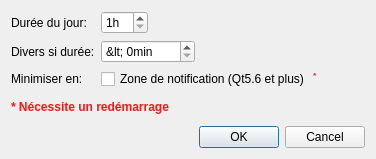
ppoilbarbe/PBRegisterActivity, file src/pbregisteractivity/ui/ui_prefs.ui: the form before one commit.
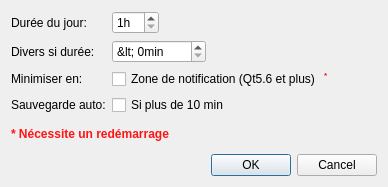
The form after the commit. Icons and pictures are not drawn.

Commit message: Ajout de a sauvegarde automatique pour ne plus perdre de plages. Utilisation de Black

Diff of the .ui file:
```diff
--- a/src/pbregisteractivity/ui/ui_prefs.ui
+++ b/src/pbregisteractivity/ui/ui_prefs.ui
@@ -6,8 +6,8 @@
    <rect>
     <x>0</x>
     <y>0</y>
-    <width>376</width>
-    <height>159</height>
+    <width>388</width>
+    <height>187</height>
    </rect>
   </property>
   <property name="windowTitle">
@@ -146,6 +146,27 @@
        </item>
       </layout>
      </item>
+     <item row="3" column="0">
+      <widget class="QLabel" name="lblAutoSave">
+       <property name="text">
+        <string>Sauvegarde auto:</string>
+       </property>
+      </widget>
+     </item>
+     <item row="3" column="1">
+      <layout class="QHBoxLayout" name="layoutAutoSave">
+       <item>
+        <widget class="QCheckBox" name="cbAutoSave">
+         <property name="toolTip">
+          <string>&lt;html&gt;&lt;head/&gt;&lt;body&gt;&lt;p&gt;Lorsque le programme se termine, sauvegarde automatiquement la période de temps en cours de comptage. Si aucun nom n'a été donné, crée un nom par défaut.&lt;/p&gt;&lt;/body&gt;&lt;/html&gt;</string>
+         </property>
+         <property name="text">
+          <string>Si plus de 10 min</string>
+         </property>
+        </widget>
+       </item>
+      </layout>
+     </item>
     </layout>
    </item>
    <item>
```
Left out of the diff: 5 changed lines with no effect on the pictures. The commit also changes 11 other files.
